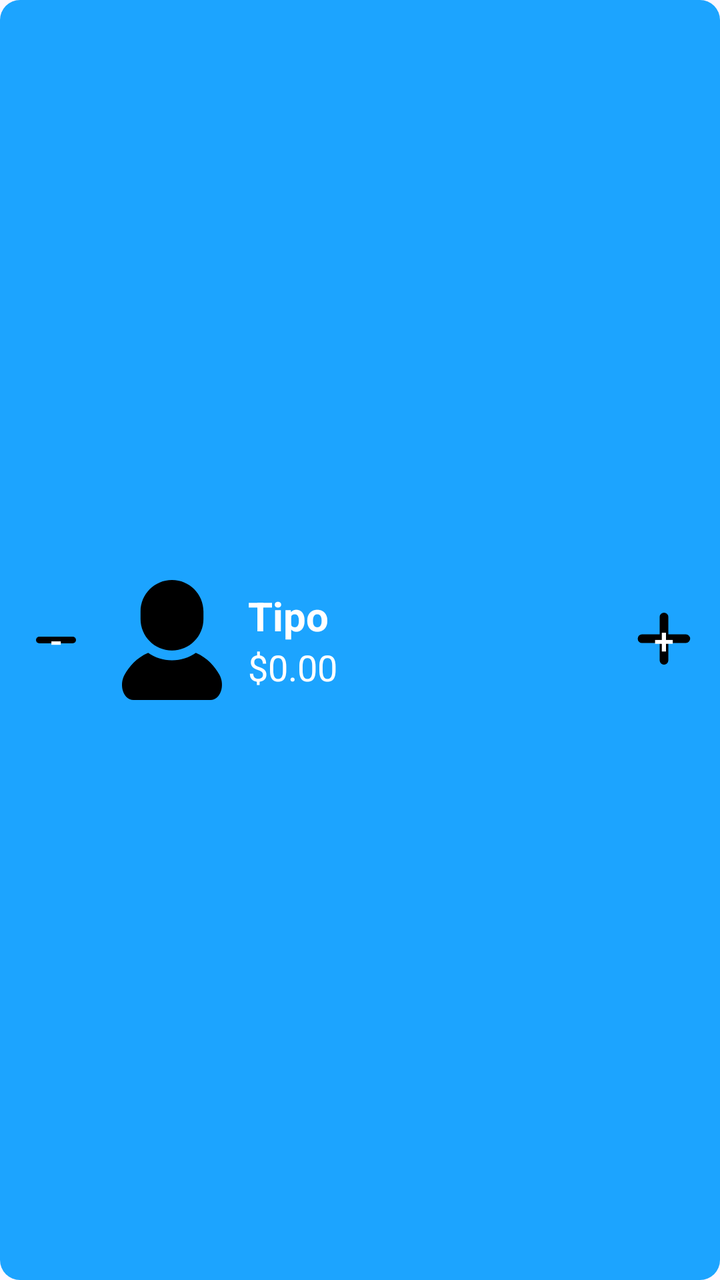
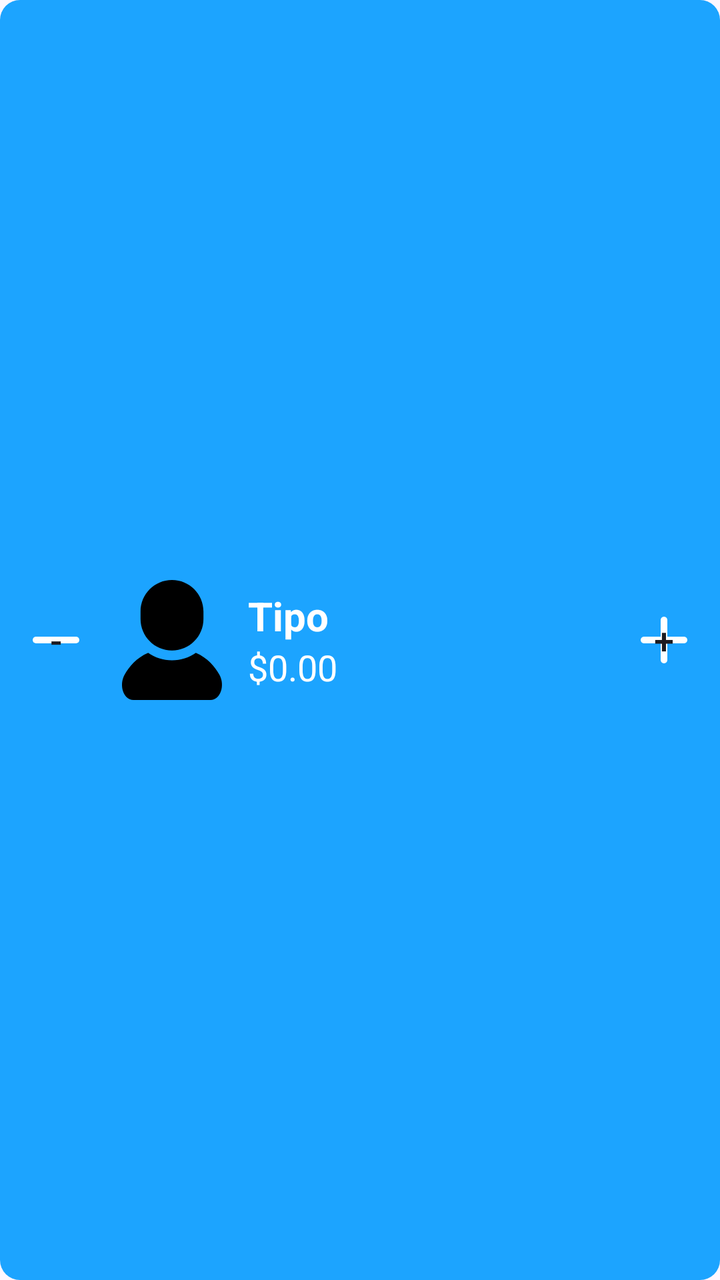

Two renders of the same Android screen: before a commit and after it. Below are the layout's source before the change and the commit's diff.
<!-- AndroidManifest.xml: application theme Theme.Cobro -->
<!-- res/layout/card_tarifa.xml -->
<?xml version="1.0" encoding="utf-8"?>
<LinearLayout
    xmlns:android="http://schemas.android.com/apk/res/android"
    android:id="@+id/cardTarifa"
    android:layout_width="wrap_content"
    android:layout_height="wrap_content"
    android:orientation="horizontal"
    android:background="@drawable/borde_btn_normal"
    android:clickable="true"
    android:focusable="true"
    android:gravity="center_vertical"
    android:padding="8dp"
    android:layout_marginBottom="40dp">


    
    <Button
        android:id="@+id/btnMenosTarifa"
        android:layout_width="40dp"
        android:layout_height="40dp"
        android:text="-"
        android:textSize="18sp"
        android:background="@drawable/menos"
        android:textColor="@color/white"
        android:layout_marginEnd="8dp" />

    
    <ImageView
        android:id="@+id/iconTarifa"
        android:layout_width="60dp"
        android:layout_height="60dp"
        android:src="@drawable/persona"
        android:layout_marginEnd="8dp" />

    
    <LinearLayout
        android:layout_width="0dp"
        android:layout_height="wrap_content"
        android:layout_weight="1"
        android:orientation="vertical">

        <TextView
            android:id="@+id/txtNombreTarifa"
            android:layout_width="wrap_content"
            android:layout_height="wrap_content"
            android:text="Tipo"
            android:textColor="@color/white"
            android:textSize="20sp"
            android:textStyle="bold" />

        <TextView
            android:id="@+id/txtPrecioTarifa"
            android:layout_width="wrap_content"
            android:layout_height="wrap_content"
            android:text="$0.00"
            android:textColor="@color/white"
            android:textSize="18sp" />
    </LinearLayout>

    
    <Button
        android:id="@+id/btnMasTarifa"
        android:layout_width="40dp"
        android:layout_height="40dp"
        android:text="+"
        android:textSize="18sp"
        android:background="@drawable/mas"
        android:textColor="@color/white"
        android:layout_marginStart="8dp" />

</LinearLayout>
<!-- resources referenced by this layout -->
<resources>
  <color name="white">#FFFFFFFF</color>
  <!-- drawable borde_btn_normal (drawable) -->
  <?xml version="1.0" encoding="utf-8"?>
  <shape xmlns:android="http://schemas.android.com/apk/res/android"
      android:shape="rectangle">
  
  
      
      <solid android:color="#1CA4FF" /> 
  
      
      <corners android:radius="10dp" />
  </shape>
  <!-- drawable mas (drawable) -->
  <vector xmlns:android="http://schemas.android.com/apk/res/android"
      android:width="800dp"
      android:height="800dp"
      android:viewportWidth="19"
      android:viewportHeight="19">
    <path
        android:pathData="M15.711,9.182a1.03,1.03 0,0 1,-1.03 1.03L10.53,10.212v4.152a1.03,1.03 0,0 1,-2.058 0v-4.152L4.318,10.212a1.03,1.03 0,1 1,0 -2.059h4.153L8.471,4.001a1.03,1.03 0,0 1,2.058 0v4.152h4.153a1.03,1.03 0,0 1,1.029 1.03z"
        android:fillColor="#000000"/>
  </vector>
  <!-- drawable menos (drawable) -->
  <vector xmlns:android="http://schemas.android.com/apk/res/android"
      android:width="800dp"
      android:height="800dp"
      android:viewportWidth="24"
      android:viewportHeight="24">
    <path
        android:pathData="M17,12H7"
        android:strokeLineJoin="round"
        android:strokeWidth="2"
        android:fillColor="#00000000"
        android:strokeColor="#000000"
        android:strokeLineCap="round"/>
  </vector>
  <!-- drawable persona (drawable) -->
  <vector xmlns:android="http://schemas.android.com/apk/res/android"
      android:width="800dp"
      android:height="800dp"
      android:viewportWidth="512"
      android:viewportHeight="512">
    <path
        android:pathData="M458.16,404.22c-18.93,-33.65 -49.93,-71.76 -100.41,-93.43c-28.87,20.2 -63.94,32.09 -101.75,32.09c-37.83,0 -72.9,-11.89 -101.77,-32.09c-50.47,21.67 -81.48,59.78 -100.4,93.43C28.73,448.85 48.42,512 91.84,512c43.43,0 164.16,0 164.16,0s120.73,0 164.15,0C463.58,512 483.27,448.85 458.16,404.22z"
        android:fillColor="#000000"/>
    <path
        android:pathData="M256.01,300.64c74.14,0 134.23,-60.11 134.23,-134.24v-32.16C390.24,60.11 330.15,0 256.01,0c-74.15,0 -134.25,60.11 -134.25,134.24V166.4C121.75,240.53 181.85,300.64 256.01,300.64z"
        android:fillColor="#000000"/>
  </vector>
  <style name="Theme.Cobro" parent="Base.Theme.Cobro" />
  <style name="Base.Theme.Cobro" parent="Theme.Material3.DayNight.NoActionBar">
          
          
          <item name="colorPrimary">@color/colorPrimary</item>
          <item name="colorPrimaryVariant">@color/colorPrimaryDark</item>
          <item name="colorOnPrimary">@color/white</item>
          <item name="colorOnSecondary">@color/black</item>
  
      </style>
  <color name="colorPrimary">#124e91</color>
  <color name="colorPrimaryDark">#1A5276</color>
  <color name="black">#FF000000</color>
</resources>

<!-- the commit's change to res/layout/card_tarifa.xml (unified diff, before → after) -->
@@ -21,7 +21,7 @@
         android:text="-"
         android:textSize="18sp"
         android:background="@drawable/menos"
-        android:textColor="@color/white"
+        android:backgroundTint="@color/white"
         android:layout_marginEnd="8dp" />
 
     
@@ -65,7 +65,6 @@
         android:text="+"
         android:textSize="18sp"
         android:background="@drawable/mas"
-        android:textColor="@color/white"
         android:layout_marginStart="8dp" />
 
 </LinearLayout>
<!-- resource entries referenced after the edit -->
@@ -17,11 +17,15 @@
   <vector xmlns:android="http://schemas.android.com/apk/res/android"
       android:width="800dp"
       android:height="800dp"
-      android:viewportWidth="19"
-      android:viewportHeight="19">
+      android:viewportWidth="24"
+      android:viewportHeight="24">
     <path
-        android:pathData="M15.711,9.182a1.03,1.03 0,0 1,-1.03 1.03L10.53,10.212v4.152a1.03,1.03 0,0 1,-2.058 0v-4.152L4.318,10.212a1.03,1.03 0,1 1,0 -2.059h4.153L8.471,4.001a1.03,1.03 0,0 1,2.058 0v4.152h4.153a1.03,1.03 0,0 1,1.029 1.03z"
-        android:fillColor="#000000"/>
+        android:pathData="M6,12H12M12,12H18M12,12V18M12,12V6"
+        android:strokeLineJoin="round"
+        android:strokeWidth="2"
+        android:fillColor="#00000000"
+        android:strokeColor="#ffffff"
+        android:strokeLineCap="round"/>
   </vector>
   <!-- drawable menos (drawable) -->
   <vector xmlns:android="http://schemas.android.com/apk/res/android"
@@ -30,11 +34,11 @@
       android:viewportWidth="24"
       android:viewportHeight="24">
     <path
-        android:pathData="M17,12H7"
+        android:pathData="M6,12H18"
         android:strokeLineJoin="round"
         android:strokeWidth="2"
         android:fillColor="#00000000"
-        android:strokeColor="#000000"
+        android:strokeColor="#ffffff"
         android:strokeLineCap="round"/>
   </vector>
   <!-- drawable persona (drawable) -->
